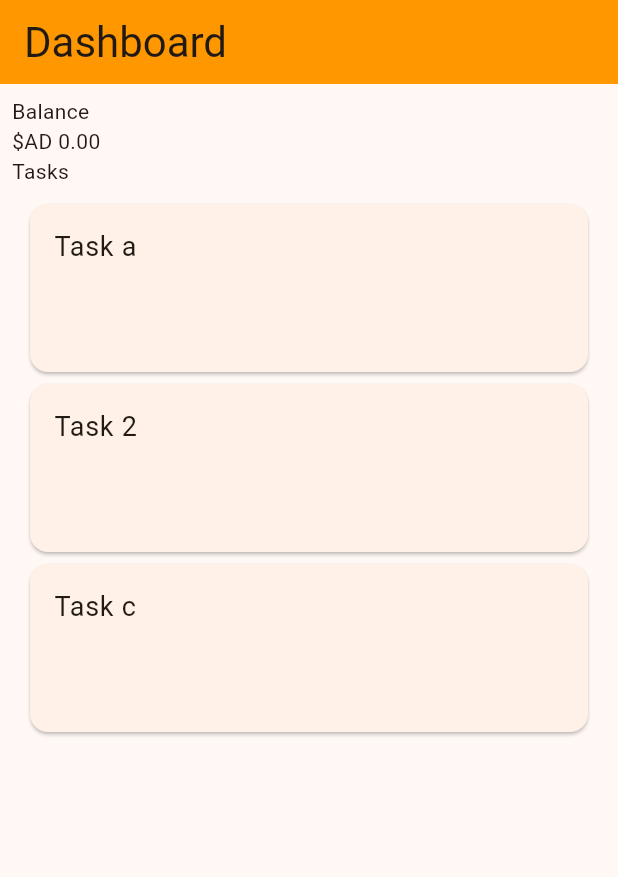
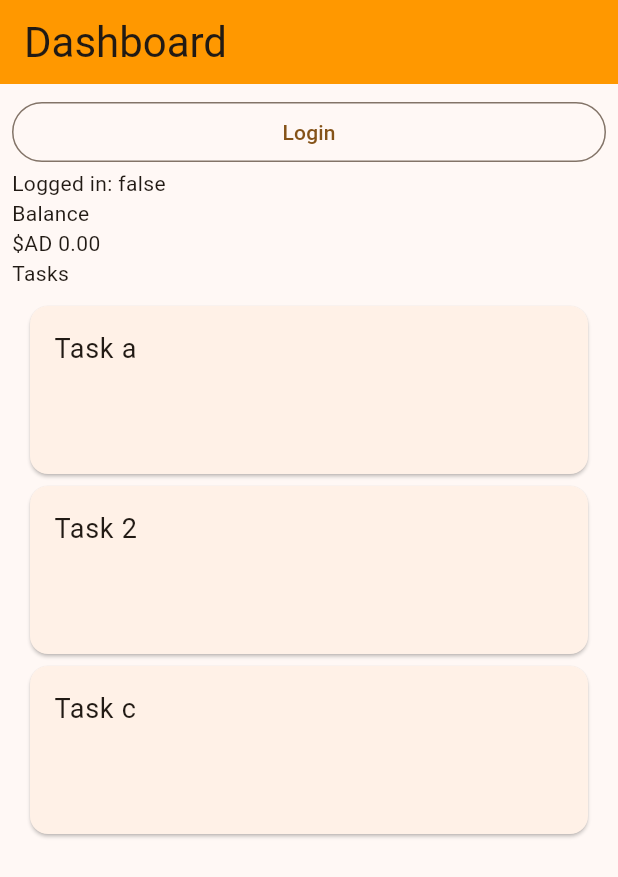
Before and after one commit to pdahlberg/solana_rewards, a Flutter app: the screen it shows after launch, on a phone screen of 412 x 824 dp. Shown: the top 877 px of the screen. Run offline on Flutter 3.47's test engine with Material 3 defaults, Android fonts, the phone set to English and light mode, and no system bars; our stand-ins replace dio, equatable, get_it, go_router, signals; missing offline and left inert: solana_mobile_client.

Commit message:
Adding MobileWalletAdapter.

```diff
--- /dev/null
+++ b/lib/features/auth/mobile_wallet_adapter.dart
@@ -0,0 +1,8 @@
+
+import 'package:flutter/foundation.dart';
+
+abstract class MobileWalletAdapter {
+
+  Future<Uint8List?> authorize();
+
+}
--- /dev/null
+++ b/lib/features/auth/state/auth_bloc.dart
@@ -0,0 +1,27 @@
+
+import 'package:signals/signals.dart';
+import 'package:solana_rewards/features/auth/mobile_wallet_adapter.dart';
+import 'package:solana_rewards/features/auth/state/auth_state.dart';
+import 'package:solana_rewards/infra/dependencies.dart';
+
+class AuthBloc {
+
+  final MobileWalletAdapter _mobileWalletAdapter;
+  final state = signal(const AuthState());
+
+  AuthBloc(
+    this._mobileWalletAdapter,
+  );
+
+  AuthBloc.di() : this(
+      getIt(),
+  );
+
+  void connect() async {
+    final publicKey = await _mobileWalletAdapter.authorize();
+    state.value = state.value.copyWith(
+      publicKey: publicKey,
+    );
+  }
+
+}
--- /dev/null
+++ b/lib/features/auth/state/auth_state.dart
@@ -0,0 +1,25 @@
+
+import 'dart:typed_data';
+
+import 'package:equatable/equatable.dart';
+
+class AuthState extends Equatable {
+
+  final Uint8List? publicKey;
+
+  const AuthState({
+    this.publicKey,
+  });
+
+  @override
+  List<Object?> get props => [publicKey];
+
+  AuthState copyWith({
+    Uint8List? publicKey,
+  }) {
+    return AuthState(
+      publicKey: publicKey ?? this.publicKey,
+    );
+  }
+
+}
--- a/lib/features/dashboard/view/dashboard.dart
+++ b/lib/features/dashboard/view/dashboard.dart
@@ -1,6 +1,8 @@
 
 import 'package:flutter/material.dart';
 import 'package:signals/signals_flutter.dart';
+import 'package:solana_mobile_client/solana_mobile_client.dart';
+import 'package:solana_rewards/features/auth/state/auth_bloc.dart';
 import 'package:solana_rewards/features/tasks/repository/task_repository.dart';
 import 'package:solana_rewards/infra/dependencies.dart';
 
@@ -13,6 +15,7 @@ class Dashboard extends StatelessWidget {
   @override
   Widget build(BuildContext context) {
     final taskRepository = getIt<TaskRepository>();
+    final authBloc = getIt<AuthBloc>();
 
     return Scaffold(
       appBar: AppBar(
@@ -26,6 +29,17 @@ class Dashboard extends StatelessWidget {
         child: Column(
           crossAxisAlignment: CrossAxisAlignment.stretch,
           children: [
+            OutlinedButton(
+              child: Text('Login'),
+              onPressed: () async {
+                authBloc.connect();
+              },
+            ),
+            Watch.builder(
+              builder: (context) {
+                return Text('Logged in: ${authBloc.state.value.publicKey != null}');
+              },
+            ),
             Text('Balance'),
             Text('\$AD 0.00'),
             Text('Tasks'),
--- a/lib/infra/dependencies.dart
+++ b/lib/infra/dependencies.dart
@@ -1,6 +1,9 @@
 
 import 'package:dio/dio.dart';
 import 'package:get_it/get_it.dart';
+import 'package:solana_rewards/adapters/auth/mobile_wallet_adapter_impl.dart';
+import 'package:solana_rewards/features/auth/mobile_wallet_adapter.dart';
+import 'package:solana_rewards/features/auth/state/auth_bloc.dart';
 import 'package:solana_rewards/features/tasks/repository/task_repository.dart';
 import 'package:solana_rewards/infra/app_router.dart';
 
@@ -10,4 +13,6 @@ void initDependencies() {
   getIt.registerSingleton<AppRouter>(AppRouter());
   getIt.registerSingleton<Dio>(Dio());
   getIt.registerSingleton<TaskRepository>(TaskRepository());
+  getIt.registerSingleton<MobileWalletAdapter>(MobileWalletAdapterImpl());
+  getIt.registerSingleton<AuthBloc>(AuthBloc.di());
 }
--- a/pubspec.yaml
+++ b/pubspec.yaml
@@ -40,6 +40,7 @@ dependencies:
   dio: ^5.4.0
   go_router: ^13.0.1
   equatable: ^2.0.5
+  solana_mobile_client: ^0.1.1+1
 
 dev_dependencies:
   flutter_test:
```
Also changed, not shown: lib/adapters/auth/mobile_wallet_adapter_impl.dart (added, +25 -0 lines), pubspec.lock, 10 other files.
